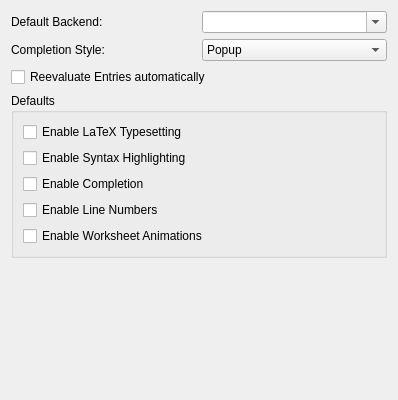
Old version of the form src/settings.ui in the repository KDE/cantor.
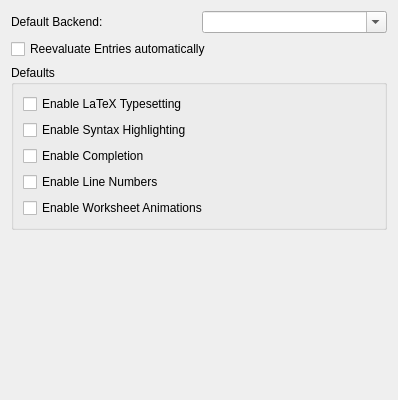
New version of the form. Custom widgets are drawn as their Qt base class.

Diff of the .ui file:
```diff
--- a/src/settings.ui
+++ b/src/settings.ui
@@ -29,31 +29,6 @@
      </item>
     </layout>
    </item>
-   <item>
-    <layout class="QHBoxLayout" name="horizontalLayout_2">
-     <item>
-      <widget class="QLabel" name="label_2">
-       <property name="text">
-        <string>Completion Style:</string>
-       </property>
-      </widget>
-     </item>
-     <item>
-      <widget class="KComboBox" name="kcfg_CompletionStyle">
-       <item>
-        <property name="text">
-         <string>Popup</string>
-        </property>
-       </item>
-       <item>
-        <property name="text">
-         <string>Inline</string>
-        </property>
-       </item>
-      </widget>
-     </item>
-    </layout>
-   </item>
    <item>
     <widget class="QCheckBox" name="kcfg_AutoEval">
      <property name="toolTip">
```
